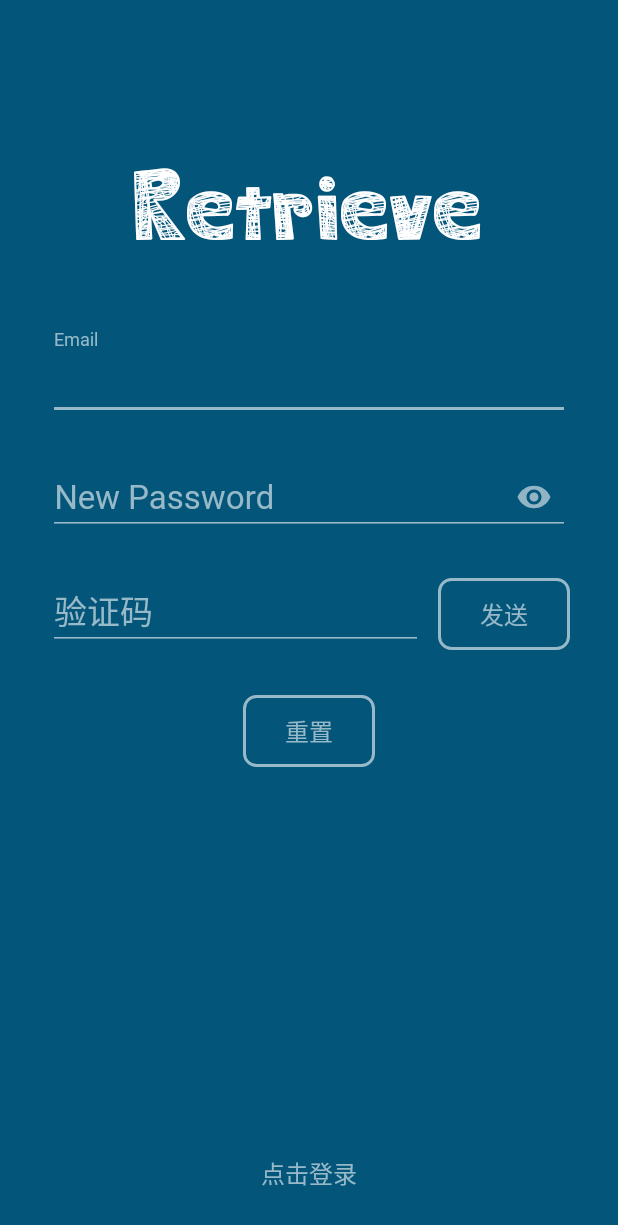
After one commit to JiyeHoo/Earthquake-Warning, an Android app: the ResetPwdActivity screen opened directly, with no data from a screen before it, on a phone screen of 412 x 824 dp. The commit adds this screen. Shown: the top 1225 px of the screen. Run offline under Robolectric (Android 15) with nearby library versions, the phone set to English and light mode, and no system bars; libraries missing offline, so code that uses them is left out: com.tuya.smart.

Commit message:
完成了找回密码功能

```diff
--- /dev/null
+++ b/app/src/main/java/com/jiyehoo/informationentry/activity/ResetPwdActivity.java
@@ -0,0 +1,219 @@
+package com.jiyehoo.informationentry.activity;
+
+import androidx.appcompat.app.AppCompatActivity;
+
+import android.content.Intent;
+import android.os.Bundle;
+import android.text.Editable;
+import android.text.TextUtils;
+import android.text.TextWatcher;
+import android.util.Log;
+import android.view.Window;
+import android.view.WindowManager;
+import android.widget.Button;
+import android.widget.EditText;
+import android.widget.TextView;
+import android.widget.Toast;
+
+import com.google.android.material.textfield.TextInputLayout;
+import com.jiyehoo.informationentry.LoginActivity;
+import com.jiyehoo.informationentry.R;
+import com.jiyehoo.informationentry.presenter.ResetPwdPresenter;
+import com.jiyehoo.informationentry.view.IResetPwdView;
+
+import java.util.Objects;
+
+public class ResetPwdActivity extends AppCompatActivity implements IResetPwdView {
+    private final String TAG = "ResetPwdActivity";
+
+    private EditText mEtEmail, mEtPwd, mEtCode;
+    private Button mBtnSendCode, mBtnReset;
+    private TextView mTvGotoLogin;
+    private TextInputLayout mTilEmail, mTilPwd, mTilCode;
+
+    private ResetPwdPresenter pwdPresenter;
+
+    @Override
+    protected void onCreate(Bundle savedInstanceState) {
+        super.onCreate(savedInstanceState);
+        fullScreen();
+        setContentView(R.layout.activity_reset_pwd);
+
+        bindView();
+        pwdPresenter = new ResetPwdPresenter(this);
+        setClick();
+        setEtListener();
+        initEmail();
+    }
+
+    private void setEtListener() {
+        mEtEmail.addTextChangedListener(new TextWatcher() {
+            @Override
+            public void beforeTextChanged(CharSequence s, int start, int count, int after) {
+
+            }
+
+            @Override
+            public void onTextChanged(CharSequence s, int start, int before, int count) {
+                if (validateEmail(getEmail())) {
+                    mTilEmail.setErrorEnabled(false);
+                }
+            }
+
+            @Override
+            public void afterTextChanged(Editable s) {
+
+            }
+        });
+        mEtPwd.addTextChangedListener(new TextWatcher() {
+            @Override
+            public void beforeTextChanged(CharSequence s, int start, int count, int after) {
+
+            }
+
+            @Override
+            public void onTextChanged(CharSequence s, int start, int before, int count) {
+                if (validatePassword(getPwd())) {
+                    mTilPwd.setErrorEnabled(false);
+                }
+            }
+
+            @Override
+            public void afterTextChanged(Editable s) {
+
+
+            }
+        });
+        mEtCode.addTextChangedListener(new TextWatcher() {
+            @Override
+            public void beforeTextChanged(CharSequence s, int start, int count, int after) {
+
+            }
+
+            @Override
+            public void onTextChanged(CharSequence s, int start, int before, int count) {
+                if (validateCode(getCode())) {
+                    mTilCode.setErrorEnabled(false);
+                }
+            }
+
+            @Override
+            public void afterTextChanged(Editable s) {
+
+            }
+        });
+    }
+
+    private void setClick() {
+        mBtnSendCode.setOnClickListener(v ->
+                pwdPresenter.sendCode());
+
+        mBtnReset.setOnClickListener(v ->
+                pwdPresenter.resetPwd());
+
+        mTvGotoLogin.setOnClickListener(v -> {
+            Intent intent = new Intent(this, LoginActivity.class);
+            startActivity(intent);
+        });
+    }
+
+    private void bindView() {
+        mEtEmail = findViewById(R.id.et_reset_pwd_email);
+        mEtPwd = findViewById(R.id.et_reset_pwd);
+        mEtCode = findViewById(R.id.et_reset_pwd_code);
+        mBtnSendCode = findViewById(R.id.btn_reset_pwd_send_code);
+        mBtnReset = findViewById(R.id.btn_reset_pwd);
+        mTvGotoLogin = findViewById(R.id.tv_goto_login);
+        mTilEmail = findViewById(R.id.text_input_layout_email);
+        mTilPwd = findViewById(R.id.text_input_layout_password);
+        mTilCode = findViewById(R.id.text_input_layout_code);
+    }
+
+    private void fullScreen() {
+        requestWindowFeature(Window.FEATURE_NO_TITLE);
+        getWindow().setFlags(WindowManager.LayoutParams.FLAG_FULLSCREEN, WindowManager.LayoutParams.FLAG_FULLSCREEN);
+    }
+
+    private void initEmail() {
+        String email = getIntent().getStringExtra("resetPwdEmail");
+        if (!TextUtils.isEmpty(email) && email.length() > 0) {
+            mEtEmail.setText(email);
+        }
+    }
+
+    @Override
+    public String getEmail() {
+        return mEtEmail.getText().toString();
+    }
+
+    @Override
+    public String getPwd() {
+        return mEtPwd.getText().toString();
+    }
+
+    @Override
+    public String getCode() {
+        return mEtCode.getText().toString();
+    }
+
+    private void showError(TextInputLayout textInputLayout, String error){
+        textInputLayout.setError(error);
+        Objects.requireNonNull(textInputLayout.getEditText()).setFocusable(true);
+        textInputLayout.getEditText().setFocusableInTouchMode(true);
+        textInputLayout.getEditText().requestFocus();
+    }
+
+    /**
+     * 验证邮箱
+     */
+    private boolean validateEmail(String account){
+        if(TextUtils.isEmpty(account)){
+            showError(mTilEmail,"邮箱不能为空");
+            return false;
+        }
+        return true;
+    }
+
+    /**
+     * 验证密码
+     */
+    private boolean validatePassword(String password) {
+        if (TextUtils.isEmpty(password)) {
+            showError(mTilPwd,"密码不能为空");
+            return false;
+        }
+
+        if (password.length() < 6 || password.length() > 18) {
+            showError(mTilPwd,"密码长度为6-18位");
+            return false;
+        }
+
+        return true;
+    }
+
+    /**
+     * 验证验证码
+     */
+    private boolean validateCode(String code){
+        if(TextUtils.isEmpty(code)){
+            showError(mTilCode,"验证码不能为空");
+            return false;
+        }
+
+        if (code.length() != 6) {
+            showError(mTilCode,"请输入正确的验证码");
+            return false;
+        }
+        return true;
+    }
+
+    @Override
+    public void showToast(String msg) {
+        if (!TextUtils.isEmpty(msg)) {
+            Toast.makeText(this, msg, Toast.LENGTH_SHORT).show();
+        } else {
+            Log.d(TAG, "Toast is null");
+        }
+    }
+
+}
--- /dev/null
+++ b/app/src/main/java/com/jiyehoo/informationentry/view/IResetPwdView.java
@@ -0,0 +1,9 @@
+package com.jiyehoo.informationentry.view;
+
+public interface IResetPwdView {
+    String getEmail();
+    String getPwd();
+    String getCode();
+
+    void showToast(String msg);
+}
--- /dev/null
+++ b/app/src/main/res/layout/activity_reset_pwd.xml
@@ -0,0 +1,140 @@
+<?xml version="1.0" encoding="utf-8"?>
+<RelativeLayout xmlns:android="http://schemas.android.com/apk/res/android"
+    android:layout_width="match_parent"
+    android:layout_height="match_parent"
+    xmlns:app="http://schemas.android.com/apk/res-auto"
+    android:background="#03557A">
+
+    <TextView
+        android:id="@+id/tv_reset_pwd_title"
+        android:layout_width="wrap_content"
+        android:layout_height="wrap_content"
+        android:text="@string/tv_reset_pwd_title"
+        android:fontFamily="@font/head"
+        android:textSize="40sp"
+        android:textColor="@color/white"
+        android:layout_centerHorizontal="true"
+        android:layout_marginTop="80dp"
+        android:paddingTop="20dp"/>
+
+    <LinearLayout
+        android:layout_width="match_parent"
+        android:layout_height="wrap_content"
+        android:layout_below="@+id/tv_reset_pwd_title"
+        android:layout_centerHorizontal="true"
+        android:layout_marginTop="32dp"
+        android:orientation="vertical"
+        android:paddingLeft="32dp"
+        android:paddingRight="32dp">
+
+        <com.google.android.material.textfield.TextInputLayout
+            android:id="@+id/text_input_layout_email"
+            android:layout_width="match_parent"
+            android:layout_height="wrap_content"
+            android:textColorHint="#96ffffff"
+            android:theme="@style/EditScreenTextInputLayoutStyle">
+            <EditText
+                android:id="@+id/et_reset_pwd_email"
+                android:layout_width="match_parent"
+                android:layout_height="match_parent"
+                android:drawablePadding="16dp"
+                android:fontFamily="@font/calibri"
+                android:hint="Email"
+                android:inputType="textEmailAddress"
+                android:maxLines="1"
+                android:textColor="@android:color/white"
+                android:textSize="22sp" />
+        </com.google.android.material.textfield.TextInputLayout>
+
+        <com.google.android.material.textfield.TextInputLayout
+            android:id="@+id/text_input_layout_password"
+            android:layout_width="match_parent"
+            android:layout_height="wrap_content"
+            android:textColorHint="#96ffffff"
+            android:layout_marginTop="16dp"
+            android:theme="@style/EditScreenTextInputLayoutStyle"
+            app:passwordToggleEnabled="true"
+            app:passwordToggleTint="#90ffffff">
+            <EditText
+                android:id="@+id/et_reset_pwd"
+                android:layout_width="match_parent"
+                android:layout_height="match_parent"
+                android:drawablePadding="16dp"
+                android:fontFamily="@font/calibri"
+                android:hint="New Password"
+                android:inputType="textPassword"
+                android:maxLines="1"
+                android:textColor="@android:color/white"
+                android:textSize="22sp" />
+        </com.google.android.material.textfield.TextInputLayout>
+
+        <LinearLayout
+            android:layout_width="match_parent"
+            android:layout_height="wrap_content">
+
+            <com.google.android.material.textfield.TextInputLayout
+                android:id="@+id/text_input_layout_code"
+                android:layout_weight="3"
+                android:layout_width="0dp"
+                android:layout_height="wrap_content"
+                android:textColorHint="#96ffffff"
+                android:layout_marginTop="16dp"
+                android:theme="@style/EditScreenTextInputLayoutStyle">
+                <EditText
+                    android:id="@+id/et_reset_pwd_code"
+                    android:layout_width="match_parent"
+                    android:layout_height="match_parent"
+                    android:drawablePadding="16dp"
+                    android:fontFamily="@font/calibri"
+                    android:hint="验证码"
+                    android:inputType="number"
+                    android:maxLines="1"
+                    android:textColor="@android:color/white"
+                    android:textSize="22sp" />
+            </com.google.android.material.textfield.TextInputLayout>
+
+            <Button
+                android:layout_gravity="bottom"
+                android:id="@+id/btn_reset_pwd_send_code"
+                android:layout_width="wrap_content"
+                android:layout_height="wrap_content"
+                android:background="@drawable/buttonshapewhitebg"
+                android:fontFamily="@font/calibri"
+                android:text="发送"
+                android:layout_marginStart="10dp"
+                android:textAllCaps="false"
+                android:textColor="#96ffffff"
+                android:textSize="16dp" />
+        </LinearLayout>
+
+
+        <Button
+            android:id="@+id/btn_reset_pwd"
+            android:layout_width="wrap_content"
+            android:layout_height="wrap_content"
+            android:layout_marginTop="30dp"
+            android:layout_gravity="center_horizontal"
+            android:background="@drawable/buttonshapewhitebg"
+            android:fontFamily="@font/calibri"
+            android:text="重置"
+            android:textAllCaps="false"
+            android:textColor="#96ffffff"
+            android:textSize="16dp" />
+
+
+
+    </LinearLayout>
+
+    <TextView
+        android:id="@+id/tv_goto_login"
+        android:layout_width="match_parent"
+        android:layout_height="wrap_content"
+        android:layout_alignParentBottom="true"
+        android:layout_marginBottom="30dp"
+        android:fontFamily="@font/calibri"
+        android:text="点击登录"
+        android:textAlignment="center"
+        android:textColor="#96ffffff"
+        android:textSize="16sp" />
+
+</RelativeLayout>
--- a/app/src/main/res/values/strings.xml
+++ b/app/src/main/res/values/strings.xml
@@ -13,5 +13,7 @@
     <string name="tv_login_title_right_night"> Night</string>
     <string name="tv_sign_up_title">Disaster warn</string>
     <string name="cb_remember_pwd">记住密码</string>
+    <string name="tv_login_reset_pwd">忘记密码?</string>
+    <string name="tv_reset_pwd_title">Retrieve</string>
 
 </resources>
```
Also changed, not shown: app/src/main/AndroidManifest.xml (+12 -9 lines), app/src/main/java/com/jiyehoo/informationentry/LoginActivity.java (+12 -1 lines), app/src/main/java/com/jiyehoo/informationentry/presenter/ResetPwdPresenter.java (added, +87 -0 lines), app/src/main/res/layout/activity_login.xml (+17 -1 lines).
